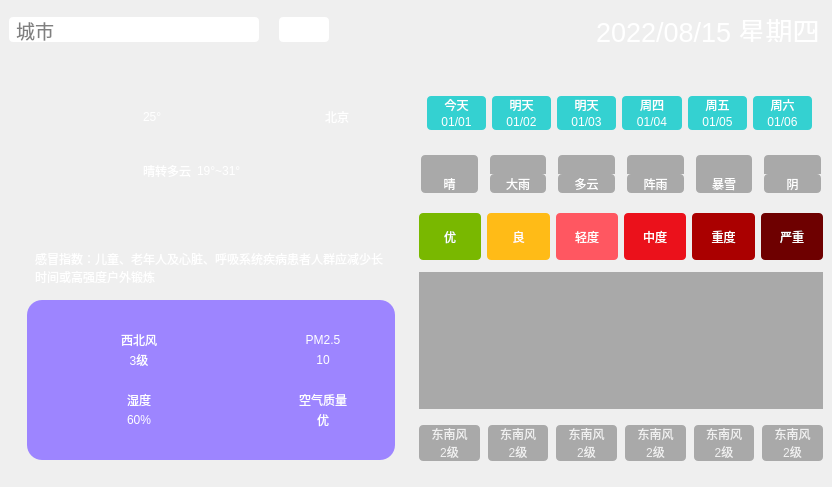
The window that mainwindow.ui (yishuinanfeng/WeatherForecast) describes before a commit, drawn with Qt 5.
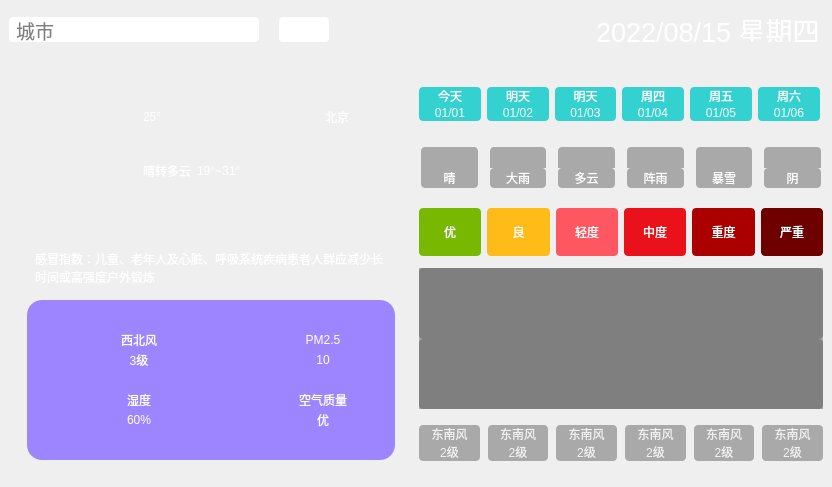
The same window after the commit. Icons and pictures are not drawn. Custom widgets are drawn as their Qt base class.

The edit to the form file:
```diff
--- a/mainwindow.ui
+++ b/mainwindow.ui
@@ -20,6 +20,9 @@
      <verstretch>0</verstretch>
     </sizepolicy>
    </property>
+   <property name="autoFillBackground">
+    <bool>false</bool>
+   </property>
    <property name="styleSheet">
     <string notr="true">QWidget#centralwidget{
 	border-image: url(:/res/background.png);
@@ -748,6 +751,9 @@
           <property name="leftMargin">
            <number>0</number>
           </property>
+          <property name="topMargin">
+           <number>0</number>
+          </property>
           <property name="rightMargin">
            <number>0</number>
           </property>
@@ -774,13 +780,13 @@
              </property>
              <layout class="QGridLayout" name="gridLayout_2" columnstretch="1,1,1,1,1,1">
               <property name="leftMargin">
-               <number>8</number>
+               <number>0</number>
               </property>
               <property name="topMargin">
                <number>12</number>
               </property>
               <property name="rightMargin">
-               <number>8</number>
+               <number>0</number>
               </property>
               <property name="bottomMargin">
                <number>12</number>
@@ -1431,7 +1437,40 @@
             <property name="styleSheet">
              <string notr="true">background-color: rgba(60, 60, 60, 100);</string>
             </property>
-            <layout class="QVBoxLayout" name="vl_curve"/>
+            <layout class="QVBoxLayout" name="vl_curve">
+             <property name="spacing">
+              <number>0</number>
+             </property>
+             <property name="leftMargin">
+              <number>0</number>
+             </property>
+             <property name="topMargin">
+              <number>0</number>
+             </property>
+             <property name="rightMargin">
+              <number>0</number>
+             </property>
+             <property name="bottomMargin">
+              <number>0</number>
+             </property>
+             <item>
+              <widget class="QLabel" name="ll_high_curve">
+               <property name="text">
+                <string/>
+               </property>
+              </widget>
+             </item>
+             <item>
+              <widget class="QLabel" name="ll_low_curve">
+               <property name="styleSheet">
+                <string notr="true"/>
+               </property>
+               <property name="text">
+                <string/>
+               </property>
+              </widget>
+             </item>
+            </layout>
            </widget>
           </item>
           <item>
```
Left out of the diff: 6 changed lines with no effect on the pictures.
